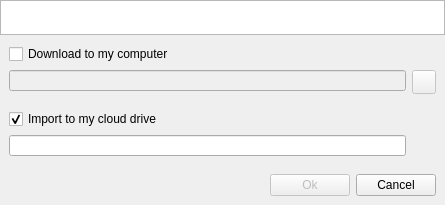
Above: Source/MEGASync/gui/ImportMegaLinksDialog.ui from meganz/MEGAsync before the change. Below: the same form after it.
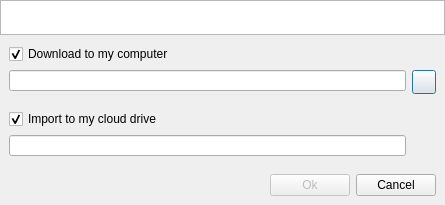
That is the form after the change. Icons and pictures are not drawn.

The edit to the form file:
```diff
--- a/Source/MEGASync/gui/ImportMegaLinksDialog.ui
+++ b/Source/MEGASync/gui/ImportMegaLinksDialog.ui
@@ -65,6 +65,9 @@
         <property name="text">
          <string>Download to my computer</string>
         </property>
+        <property name="checked">
+         <bool>true</bool>
+        </property>
        </widget>
       </item>
       <item>
@@ -88,7 +91,7 @@
          <item>
           <widget class="QLineEdit" name="eLocalFolder">
            <property name="enabled">
-            <bool>false</bool>
+            <bool>true</bool>
            </property>
            <property name="readOnly">
             <bool>true</bool>
@@ -98,7 +101,7 @@
          <item>
           <widget class="QPushButton" name="bLocalFolder">
            <property name="enabled">
-            <bool>false</bool>
+            <bool>true</bool>
            </property>
            <property name="minimumSize">
             <size>
```
